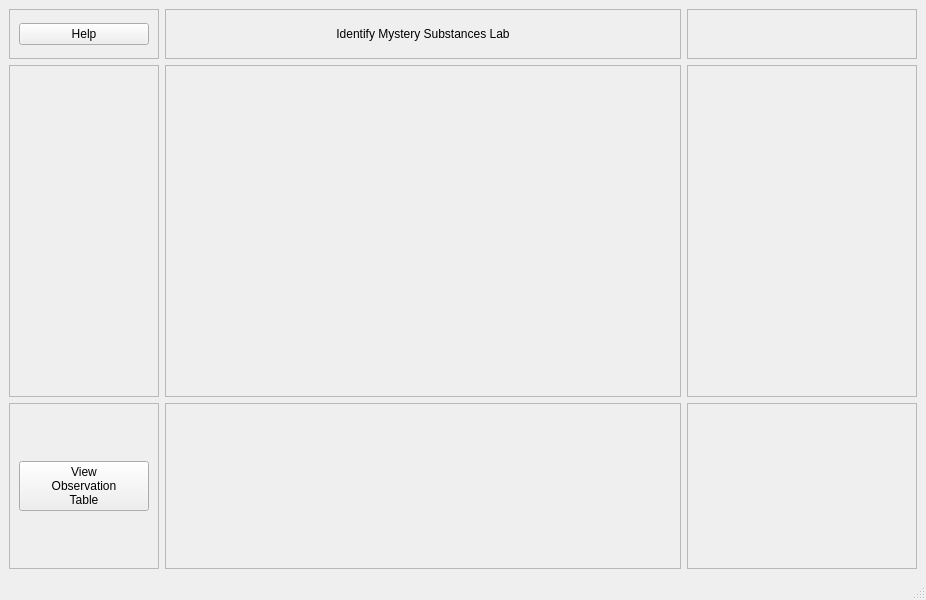
University-of-Utah-CS3505/a9-edu-app-DDDragonz, file mainwindow.ui: the form before one commit.
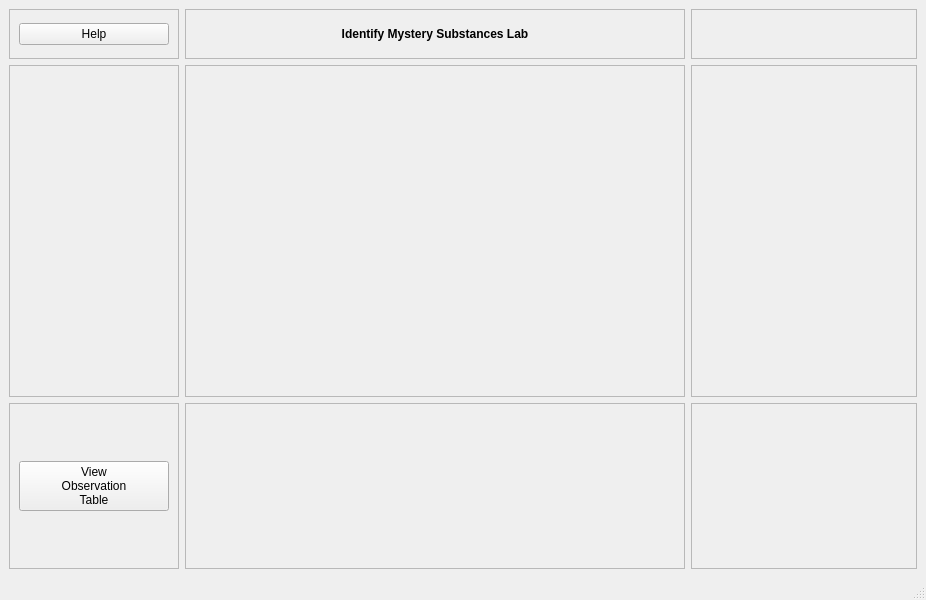
The form after the commit. Custom widgets are drawn as their Qt base class.

```diff
--- a/mainwindow.ui
+++ b/mainwindow.ui
@@ -73,7 +73,7 @@
        <item>
         <widget class="QLabel" name="gameNameLabel">
          <property name="text">
-          <string>Identify Mystery Substances Lab</string>
+          <string>&lt;html&gt;&lt;head/&gt;&lt;body&gt;&lt;p&gt;&lt;span style=&quot; font-weight:700;&quot;&gt;Identify Mystery Substances Lab&lt;/span&gt;&lt;/p&gt;&lt;/body&gt;&lt;/html&gt;</string>
          </property>
          <property name="alignment">
           <set>Qt::AlignCenter</set>
@@ -127,7 +127,7 @@
       </property>
       <property name="maximumSize">
        <size>
-        <width>200</width>
+        <width>220</width>
         <height>50</height>
        </size>
       </property>
@@ -152,13 +152,13 @@
      <widget class="QFrame" name="reactionIdentifiersFrame">
       <property name="minimumSize">
        <size>
-        <width>150</width>
+        <width>170</width>
         <height>0</height>
        </size>
       </property>
       <property name="maximumSize">
        <size>
-        <width>150</width>
+        <width>170</width>
         <height>16777215</height>
        </size>
       </property>
```
Left out of the diff: 2 changed lines with no effect on the pictures.
